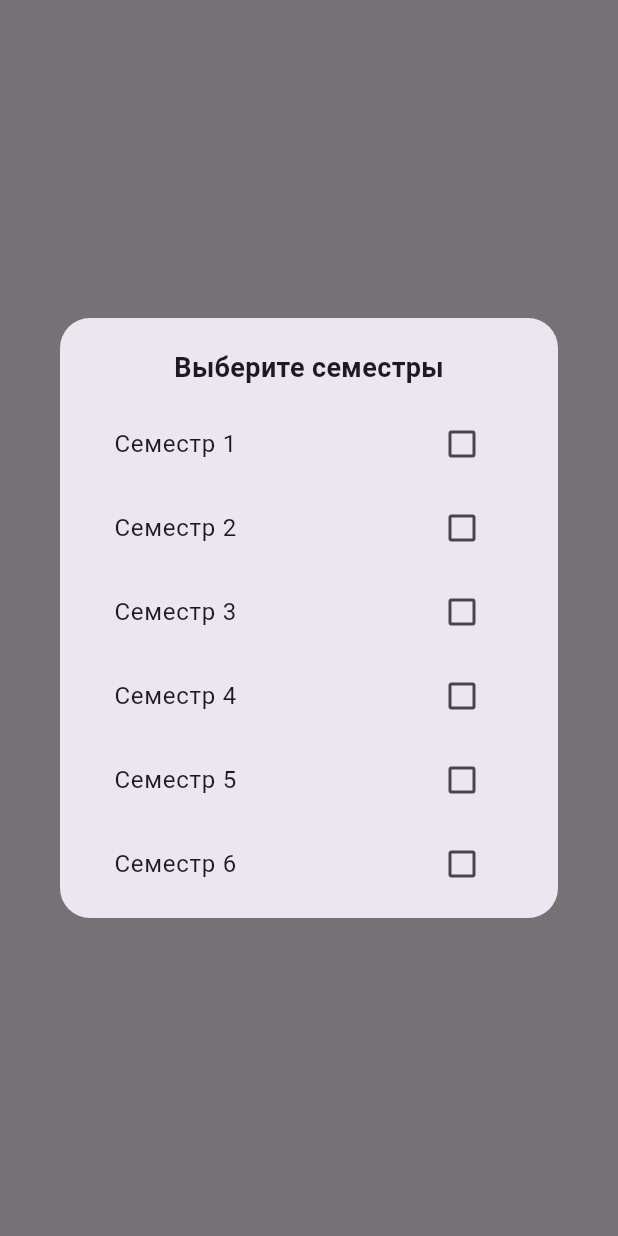
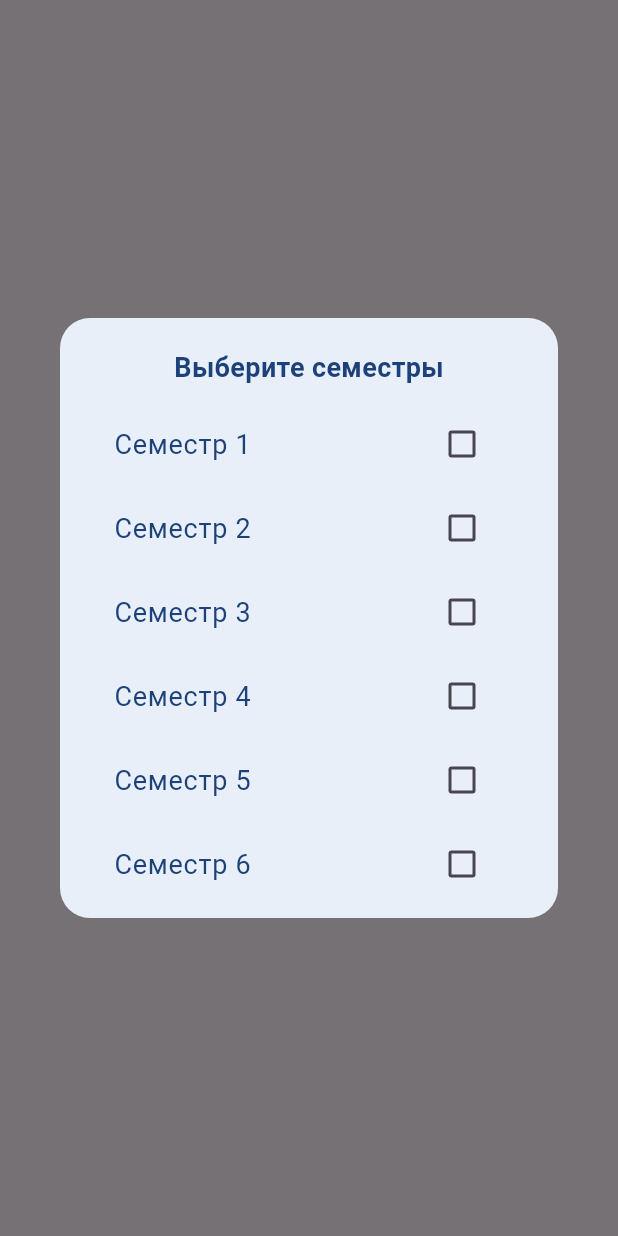
Before and after one commit to Urich228dhdhdhd/education_analizer, a Flutter app: what show() shows on an empty page, opened directly with empty values, on a phone screen of 412 x 824 dp. Run offline on Flutter 3.47's test engine with Material 3 defaults, Android fonts, the phone set to English and light mode, and no system bars; our stand-ins replace dio, flutter_svg, get; network calls fail; Roboto replaces fonts that are missing (Rubik).

Commit message:
finish group semester dialog

```diff
--- a/lib/bindings/group_bildings.dart
+++ b/lib/bindings/group_bildings.dart
@@ -14,8 +14,6 @@ class GroupBindings implements Bindings {
     Get.lazyPut<GroupRepository>(() => GroupRepository());
     Get.lazyPut<SubjectRepository>(() => SubjectRepository());
     Get.lazyPut<ListofsubjectRepository>(() => ListofsubjectRepository());
-    Get.lazyPut<SemesterSelectionController>(
-        () => SemesterSelectionController());
     Get.lazyPut<GroupPageController>(
       () => GroupPageController(
         Get.find<GroupRepository>(),
@@ -29,5 +27,7 @@ class GroupBindings implements Bindings {
         listofsubjectRepository: Get.find<ListofsubjectRepository>(),
         subjectRepository: Get.find<SubjectRepository>(),
         groupRepository: Get.find<GroupRepository>()));
+    Get.lazyPut<SemesterSelectionController>(() => SemesterSelectionController(
+        listOfSubjectRepository: Get.find<ListofsubjectRepository>()));
   }
 }
--- a/lib/controlles/semester_selection_controller.dart
+++ b/lib/controlles/semester_selection_controller.dart
@@ -1,35 +1,61 @@
+import 'package:education_analizer/model/list_of_subject.dart';
+import 'package:education_analizer/repository/listofsubject_repository.dart';
 import 'package:get/get.dart';
 
 class SemesterSelectionController extends GetxController {
+  final ListofsubjectRepository listOfSubjectRepository; // Объявляем переменную
+
   // Список для хранения выбранных семестров
   final RxList<int> selectedSemesters = <int>[].obs;
+  // Локальный список для отслеживания изменений
+  final List<int> initialSemesters = <int>[];
+
+  // Конструктор контроллера
+  SemesterSelectionController({required this.listOfSubjectRepository});
 
   // Метод инициализации выбранных семестров
-  void initializeSelectedSemesters(List<int> initialSelectedSemesters) {
-    selectedSemesters.value = initialSelectedSemesters;
+  void initializeSelectedSemesters(List<ListOfSubject> subjects) {
+    selectedSemesters.value = subjects
+        .map((subject) => subject.semesterNumber)
+        .where((semester) => semester != null)
+        .map((semester) => semester!)
+        .toList();
+
+    // Сохраняем исходное состояние семестров для сравнения
+    initialSemesters.clear();
+    initialSemesters.addAll(selectedSemesters);
   }
 
   // Метод для переключения состояния семестра
   void toggleSemester(int semester) {
     if (selectedSemesters.contains(semester)) {
-      _removeSemester(semester); // Удаляем семестр, если он уже выбран
+      selectedSemesters.remove(semester); // Убираем семестр из списка
     } else {
-      _addSemester(semester); // Добавляем семестр, если он не выбран
+      selectedSemesters.add(semester); // Добавляем семестр в список
     }
   }
 
-  // Заготовка функции для добавления семестра
-  void _addSemester(int semester) {
-    selectedSemesters.add(semester);
-    // Дополнительные действия, которые нужно выполнить при добавлении
-    print('Добавлен семестр $semester');
-  }
+  // Метод для применения изменений при нажатии "ОК"
+  Future<void> applyChanges(int groupId, int subjectId) async {
+    // Проходим по всем семестрам, чтобы добавить или удалить их в базе
+    for (int semester in selectedSemesters) {
+      if (!initialSemesters.contains(semester)) {
+        // Новый семестр - добавляем в базу
+        await listOfSubjectRepository.createListOfSubject({
+          'semester_number': semester,
+          'group_id': groupId,
+          'subject_id': subjectId,
+        });
+      }
+    }
 
-  // Заготовка функции для удаления семестра
-  void _removeSemester(int semester) {
-    selectedSemesters.remove(semester);
-    // Дополнительные действия, которые нужно выполнить при удалении
-    print('Удален семестр $semester');
+    for (int semester in initialSemesters) {
+      if (!selectedSemesters.contains(semester)) {
+        // Семестр был убран - удаляем из базы
+        await listOfSubjectRepository.deleteListOfSubjectbyAllParams(
+            groupId, subjectId, semester);
+      }
+    }
   }
 
   // Метод для получения выбранных семестров
--- a/lib/design/dialog/styles.dart
+++ b/lib/design/dialog/styles.dart
@@ -62,3 +62,27 @@ const TextStyle dialogMainTextStyle = TextStyle(
   fontFamily: "Rubik",
   color: primary6Color,
 );
+const TextStyle dialogSemestrTextStyle = TextStyle(
+  fontSize: 18,
+  fontWeight: FontWeight.w400,
+  fontFamily: "Rubik",
+  color: primary6Color,
+);
+const TextStyle inputDialogSemesters = TextStyle(
+  fontSize: 16,
+  fontWeight: FontWeight.w500,
+  fontFamily: "Rubik",
+  color: primary6Color,
+);
+const TextStyle subjectDialogSemesters = TextStyle(
+  fontSize: 16,
+  fontWeight: FontWeight.w500,
+  fontFamily: "Rubik",
+  color: primary6Color,
+);
+const TextStyle semestersDialogSemesters = TextStyle(
+  fontSize: 16,
+  fontWeight: FontWeight.w500,
+  fontFamily: "Rubik",
+  color: primary6Color,
+);
--- a/lib/design/widgets/colors.dart
+++ b/lib/design/widgets/colors.dart
@@ -4,7 +4,8 @@ const Color primaryColor = Color(0xFFDBE6F4);
 const Color primary2Color = Color(0xFFE8EFF9);
 const Color primary3Color = Color(0xFF617492);
 const Color primary4Color = Color(0xFFC5D2E2);
-const Color primary5Color = Color.fromARGB(255, 255, 255, 255);
-const Color primary6Color = Color.fromARGB(255, 29, 66, 122);
+const Color primary5Color = Color(0xFFFFFFFF);
+const Color primary6Color = Color(0xFF1D427A);
 const Color primary7Color = Color(0xFFCBDBF2);
 const Color primary8Color = Color(0xFFC9D7EA);
+const Color primary9Color = Color(0XFF517CBD);
--- a/lib/pages/group_screan/semester_dialog_page.dart
+++ b/lib/pages/group_screan/semester_dialog_page.dart
@@ -1,37 +1,43 @@
 import 'package:education_analizer/controlles/semester_selection_controller.dart';
+import 'package:education_analizer/design/dialog/styles.dart';
+import 'package:education_analizer/design/widgets/colors.dart';
+import 'package:education_analizer/model/list_of_subject.dart';
+import 'package:education_analizer/repository/listofsubject_repository.dart';
 import 'package:flutter/material.dart';
 import 'package:get/get.dart';
 
 class SemesterDialogPage extends StatelessWidget {
-  final List<int> initialSelectedSemesters; // Изначально выбранные семестры
-  final int groupId; // ID группы
-  final int subjectId; // ID предмета
+  final int groupId;
+  final int subjectId;
+  final List<ListOfSubject> listOfSubjects;
 
   const SemesterDialogPage({
     super.key,
-    required this.initialSelectedSemesters,
     required this.groupId,
     required this.subjectId,
+    required this.listOfSubjects,
   });
 
   @override
   Widget build(BuildContext context) {
-    // Инициализация контроллера и начальных данных
+    // Инициализация контроллера
     final SemesterSelectionController controller =
-        Get.put(SemesterSelectionController());
-    controller.initializeSelectedSemesters(initialSelectedSemesters);
+        Get.find<SemesterSelectionController>();
+
+    // Инициализируем выбранные семестры на основе переданных предметов
+    controller.initializeSelectedSemesters(listOfSubjects);
 
     return Dialog(
       shape: RoundedRectangleBorder(borderRadius: BorderRadius.circular(20)),
+      backgroundColor: primary2Color, // Background color for the dialog
       child: ConstrainedBox(
         constraints: const BoxConstraints(
-          minWidth: 300, // Минимальная ширина
-          minHeight: 200, // Минимальная высота
-          maxWidth: 400, // Максимальная ширина
-          maxHeight: 400, // Максимальная высота
+          minWidth: 300,
+          minHeight: 200,
+          maxWidth: 400,
+          maxHeight: 400,
         ),
         child: SingleChildScrollView(
-          // Оборачиваем в прокручиваемый виджет
           child: Padding(
             padding: const EdgeInsets.all(20),
             child: Column(
@@ -39,42 +45,61 @@ class SemesterDialogPage extends StatelessWidget {
               children: [
                 const Text(
                   'Выберите семестры',
-                  style: TextStyle(fontSize: 18, fontWeight: FontWeight.bold),
+                  style: TextStyle(
+                    fontSize: 18,
+                    fontWeight: FontWeight.bold,
+                    color: Color(0xFF1D427A), // Updated color
+                  ),
                 ),
                 const SizedBox(height: 10),
                 // Список чекбоксов для 8 семестров
-                Obx(() {
-                  return Column(
+                Column(
                   children: List.generate(8, (index) {
                     int semesterNumber = index + 1;
+                    return Obx(() {
                       return CheckboxListTile(
-                        title: Text('Семестр $semesterNumber'),
+                        title: Text(
+                          'Семестр $semesterNumber',
+                          style: dialogSemestrTextStyle, // Updated font size
+                        ),
                         value: controller.selectedSemesters
                             .contains(semesterNumber),
+                        activeColor:
+                            const Color(0xFF1D427A), // Checkbox active color
                         onChanged: (bool? value) {
+                          if (value != null) {
                             controller.toggleSemester(semesterNumber);
+                          }
                         },
                       );
+                    });
                   }),
-                  );
-                }),
+                ),
                 const SizedBox(height: 20),
                 Row(
                   mainAxisAlignment: MainAxisAlignment.end,
                   children: [
-                    TextButton(
-                      child: const Text('Отмена'),
-                      onPressed: () {
-                        Get.back(result: initialSelectedSemesters);
-                      },
+                    ElevatedButton(
+                      style: ElevatedButton.styleFrom(
+                        backgroundColor:
+                            const Color(0xFF1D427A), // Button color
+                        shape: RoundedRectangleBorder(
+                          borderRadius:
+                              BorderRadius.circular(15), // Rounded corners
                         ),
-                    TextButton(
-                      child: const Text('ОК'),
-                      onPressed: () {
+                        padding: const EdgeInsets.symmetric(
+                            horizontal: 20, vertical: 10),
+                      ),
+                      child: const Text(
+                        'ОК',
+                        style: TextStyle(color: Colors.white), // Text color
+                      ),
+                      onPressed: () async {
+                        // Применение изменений и закрытие диалога
+                        await controller.applyChanges(groupId, subjectId);
                         Get.back(result: controller.getSelectedSemesters());
-                        // Обработайте выбранные семестры здесь, если необходимо
                         print(
-                            'Выбранные семестры для группы $groupId и предмета $subjectId: ${controller.getSelectedSemesters()}');
+                            'Выбранные семестры: ${controller.getSelectedSemesters()}');
                       },
                     ),
                   ],
@@ -87,17 +112,21 @@ class SemesterDialogPage extends StatelessWidget {
     );
   }
 
-  // Статический метод для показа диалога
   static Future<List<int>> show(BuildContext context,
-      List<int> selectedSemesters, int groupId, int subjectId) async {
-    return await Get.dialog<List<int>>(
+      List<ListOfSubject> listOfSubjects, int groupId, int subjectId) async {
+    // Здесь нужно убедиться, что вы создаете экземпляр контроллера с репозиторием
+    Get.put(SemesterSelectionController(
+        listOfSubjectRepository: Get.find<ListofsubjectRepository>()));
+
+    final result = await Get.dialog<List<int>>(
       SemesterDialogPage(
-            initialSelectedSemesters: selectedSemesters,
         groupId: groupId,
         subjectId: subjectId,
+        listOfSubjects: listOfSubjects,
       ),
       barrierDismissible: false,
-        ) ??
-        selectedSemesters;
+    );
+
+    return result ?? [];
   }
 }
```
Also changed, not shown: lib/controlles/group_dialog_page_controller.dart (+4 -4 lines), lib/pages/group_screan/group_dialog_page.dart (+36 -14 lines), lib/repository/listofsubject_repository.dart (+31 -1 lines). Lines whose indentation alone changed are shown as unchanged.
